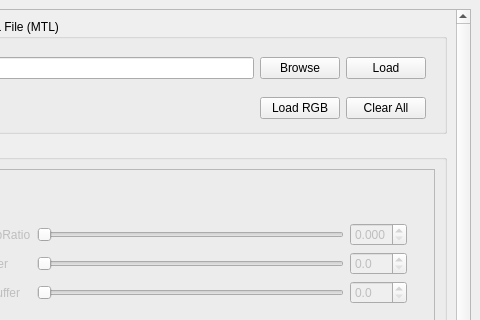
Above: ui/cloud_masking_dockwidget_base.ui from SMByC/CloudMasking before the change; both pictures show x 114 to 594 and y 0 to 320 of the 594 by 875 pixel window. Below: the same form after it.
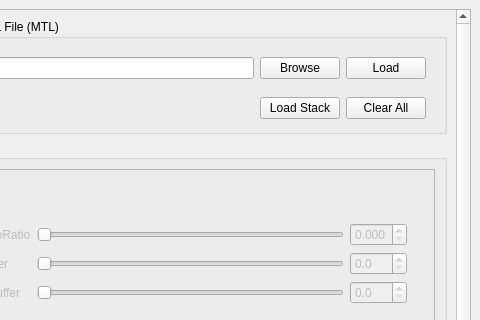
That is the form after the change. Custom widgets are drawn as their Qt base class.

Commit message: Rename RGB to Color Stack

Diff of the .ui file:
```diff
--- a/ui/cloud_masking_dockwidget_base.ui
+++ b/ui/cloud_masking_dockwidget_base.ui
@@ -30,7 +30,7 @@
        <property name="geometry">
         <rect>
          <x>0</x>
-         <y>-278</y>
+         <y>0</y>
          <width>554</width>
          <height>1104</height>
         </rect>
@@ -194,7 +194,7 @@
                     <string notr="true">font-size: 9pt;</string>
                    </property>
                    <property name="text">
-                    <string>Load RGB</string>
+                    <string>Load Stack</string>
                    </property>
                   </widget>
                  </item>
```
Left out of the diff: 2 changed lines with no effect on the pictures. The commit also changes 2 other files.
